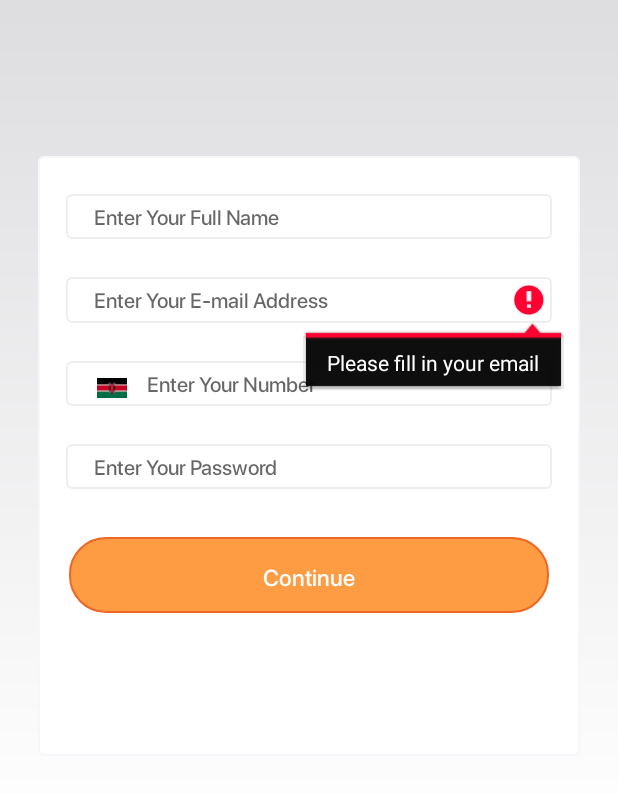
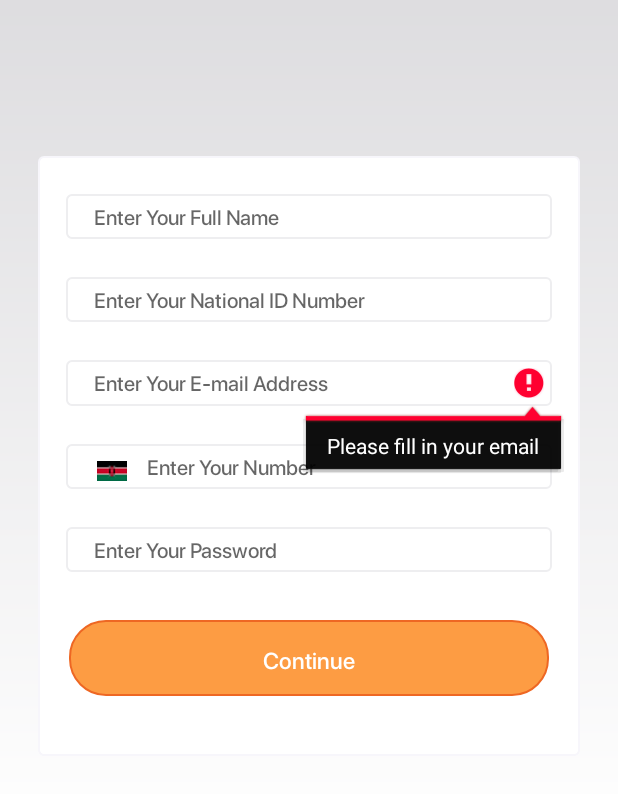
Before and after one commit to muhunyu60/CemesInsurance, an Android app: the Login screen opened directly, with no data from a screen before it, after a tap on "Continue", on a phone screen of 412 x 824 dp, the part 404-1198 px from its top. Run offline under Robolectric (Android 15) with nearby library versions, the phone set to English and light mode, and no system bars; our stand-ins replace Volley; Roboto replaces fonts that are not available here.

Commit message:
Adding the ID Number

```diff
--- a/app/src/main/java/Volley/URLs.java
+++ b/app/src/main/java/Volley/URLs.java
@@ -1,9 +1,9 @@
 package Volley;
 
 public class URLs {
-    public static final String ROOT_URL = "https://www.cemesinsurance.co.ke/api";
-    public static final String SIGN_UP = ROOT_URL + "/signup.php";
-    public static final String SIGN_IN = ROOT_URL + "/signin.php";
+    public static final String ROOT_URL = "https://www.easypluslife.com/api";
+    public static final String SIGN_UP = ROOT_URL + "/sign_up.php";
+    public static final String SIGN_IN = ROOT_URL + "/sign_in.php";
 
     public static final String ROOT_CEMES_URL = "https://cemesinsurance.co.ke/api";
     public static final String CARS = ROOT_CEMES_URL + "/cars.php";
--- a/app/src/main/java/adapter/AvailableMotorInsuranceAdapter.java
+++ b/app/src/main/java/adapter/AvailableMotorInsuranceAdapter.java
@@ -2,7 +2,6 @@ package adapter;
 
 import android.support.annotation.NonNull;
 import android.support.v7.widget.RecyclerView;
-import android.util.Log;
 import android.view.LayoutInflater;
 import android.view.View;
 import android.view.ViewGroup;
--- a/app/src/main/java/com/cemesinsurance/cemes_customer/Login.java
+++ b/app/src/main/java/com/cemesinsurance/cemes_customer/Login.java
@@ -35,6 +35,7 @@ public class Login extends AppCompatActivity  {
     private EditText nameText;
     private EditText phoneText;
     private EditText passwordText;
+    private EditText nationalIDText;
 
 
     @Override
@@ -60,6 +61,7 @@ public class Login extends AppCompatActivity  {
         nameText = findViewById(R.id.signUpNameEditText);
         passwordText = findViewById(R.id.signUpPasswordEditText);
         phoneText = findViewById(R.id.signUpPhoneEditText);
+        nationalIDText = findViewById(R.id.signUpNationalIDEditText);
     }
 
     public void signUp() {
@@ -67,6 +69,7 @@ public class Login extends AppCompatActivity  {
         final String password = passwordText.getText().toString().trim();
         final String phone = phoneText.getText().toString().trim();
         final String name = nameText.getText().toString().trim();
+        final String nationalID = nationalIDText.getText().toString().trim();
 
         if(TextUtils.isEmpty(email)) {
             emailText.requestFocus();
@@ -92,10 +95,18 @@ public class Login extends AppCompatActivity  {
             return;
         }
 
+        if(TextUtils.isEmpty(nationalID)) {
+            nationalIDText.requestFocus();
+            nationalIDText.setError("Please fill in your national ID Number");
+            return;
+        }
+
         if(!isNetworkAvailable()) {
             Toast.makeText(getApplicationContext(), "Please connect to the internet", Toast.LENGTH_SHORT).show();
             return;
         }
+
+
 
 //        progressBar.setVisibility(View.VISIBLE);
 
@@ -111,7 +122,7 @@ public class Login extends AppCompatActivity  {
                             switch (message) {
                                 case "sign up successful":
                                     User user = new User(
-                                            object.getInt("id"),
+                                            object.getInt("national_id"),
                                             object.getString("name"),
                                             object.getString("email"),
                                             object.getString("phone")
@@ -160,6 +171,7 @@ public class Login extends AppCompatActivity  {
                 params.put("password", password);
                 params.put("phone", phone);
                 params.put("name", name);
+                params.put("national_id", nationalID);
                 return params;
             }
         };
--- a/app/src/main/java/com/cemesinsurance/cemes_customer/Sign_in.java
+++ b/app/src/main/java/com/cemesinsurance/cemes_customer/Sign_in.java
@@ -89,7 +89,7 @@ public class Sign_in extends AppCompatActivity  {
                             JSONObject object = new JSONObject(response);
                             String message = object.getString("message");
                             switch (message) {
-                                case "login successful":
+                                case "_":
                                     User user = new User(
                                             object.getInt("id"),
                                             object.getString("name"),
--- a/app/src/main/res/layout-sw320dp/activity_login.xml
+++ b/app/src/main/res/layout-sw320dp/activity_login.xml
@@ -98,6 +98,32 @@
 
         </LinearLayout>
 
+        //ID
+        <LinearLayout
+            android:layout_width="match_parent"
+            android:layout_height="wrap_content"
+            android:orientation="horizontal"
+            android:layout_marginLeft="18.7dp"
+            android:layout_marginRight="18.7dp"
+            android:layout_marginTop="25.3dp"
+            android:padding="5dp"
+            android:background="@drawable/rect_white_border">
+
+            <customfonts.EditText__SF_Pro_Display_Medium
+                android:id="@+id/signUpNationalIDEditText"
+                android:layout_weight="1"
+                android:layout_width="wrap_content"
+                android:layout_height="wrap_content"
+                android:background="#00000000"
+                android:layout_marginLeft="13dp"
+                android:layout_gravity="center"
+                android:hint="Enter Your National ID Number"
+                android:textSize="14sp"
+                android:textColor="#282b30"
+                android:inputType="number" />
+
+        </LinearLayout>
+
         //Email
         <LinearLayout
             android:layout_width="match_parent"
@@ -126,6 +152,7 @@
 
         </LinearLayout>
 
+        //Phone
         <LinearLayout
             android:layout_width="match_parent"
             android:layout_height="wrap_content"
--- a/app/src/main/res/layout-sw360dp/activity_login.xml
+++ b/app/src/main/res/layout-sw360dp/activity_login.xml
@@ -93,6 +93,33 @@
                 android:hint="Enter Your Full Name"
                 android:textSize="14sp"
                 android:textColor="#282b30"/>
+
+
+        </LinearLayout>
+
+        //ID
+        <LinearLayout
+            android:layout_width="match_parent"
+            android:layout_height="wrap_content"
+            android:orientation="horizontal"
+            android:layout_marginLeft="18.7dp"
+            android:layout_marginRight="18.7dp"
+            android:layout_marginTop="25.3dp"
+            android:padding="5dp"
+            android:background="@drawable/rect_white_border">
+
+            <customfonts.EditText__SF_Pro_Display_Medium
+                android:id="@+id/signUpNationalIDEditText"
+                android:layout_weight="1"
+                android:layout_width="wrap_content"
+                android:layout_height="wrap_content"
+                android:background="#00000000"
+                android:layout_marginLeft="13dp"
+                android:layout_gravity="center"
+                android:hint="Enter Your National ID Number"
+                android:textSize="14sp"
+                android:textColor="#282b30"
+                android:inputType="number" />
 
 
         </LinearLayout>
```
